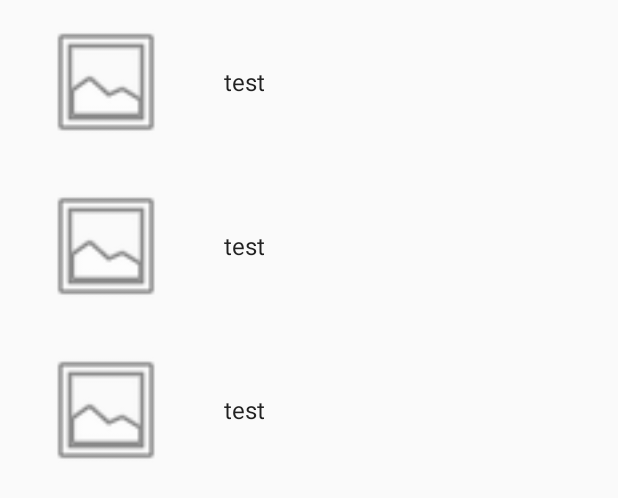
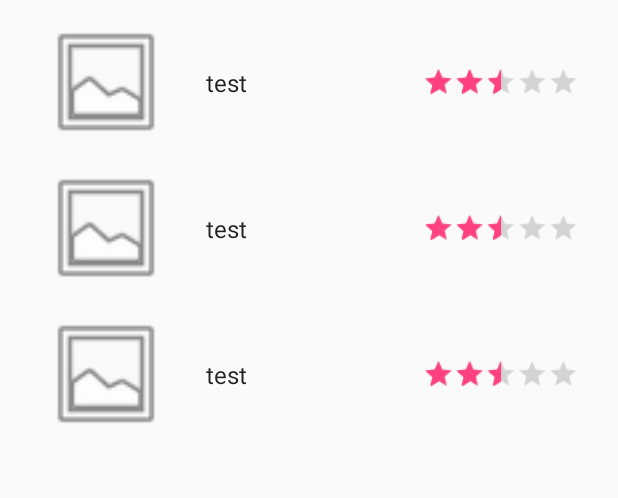
Before and after one commit to johnmasiello/Dog-API-Demo, an Android app: the layout breed_list.xml on its own in the app's theme, with its tools: preview values and no code run, on a phone screen of 412 x 824 dp. Shown: the top 498 px of the screen. Run offline under Robolectric (Android 15) with nearby library versions, the phone set to English and light mode, and no system bars.

Commit message:
Put in a functional rating bar

```diff
--- a/app/src/main/java/com/example/john/dogapidemo/BreedListActivity.java
+++ b/app/src/main/java/com/example/john/dogapidemo/BreedListActivity.java
@@ -15,7 +15,9 @@ import android.support.v7.widget.Toolbar;
 import android.view.LayoutInflater;
 import android.view.View;
 import android.view.ViewGroup;
+import android.view.ViewParent;
 import android.widget.ImageView;
+import android.widget.RatingBar;
 import android.widget.TextView;
 
 import com.nostra13.universalimageloader.core.DisplayImageOptions;
@@ -137,6 +139,12 @@ public class BreedListActivity extends AppCompatActivity implements DownloadCall
             @Override
             public void onClick(View view) {
                 DogContentFragment.DogItem item = (DogContentFragment.DogItem) view.getTag();
+
+                if (view.getId() == R.id.rating_bar) {
+                    // Consume the click
+                    return;
+                }
+
                 if (mTwoPane) {
                     Bundle arguments = new Bundle();
                     arguments.putString(BreedDetailFragment.ARG_ITEM_ID, item.id);
@@ -151,6 +159,15 @@ public class BreedListActivity extends AppCompatActivity implements DownloadCall
                     intent.putExtra(BreedDetailFragment.ARG_ITEM_ID, item.id);
 
                     context.startActivity(intent);
+                }
+            }
+        };
+
+        private final RatingBar.OnRatingBarChangeListener mOnRatingBarChangeListener = new RatingBar.OnRatingBarChangeListener() {
+            @Override
+            public void onRatingChanged(RatingBar ratingBar, float rating, boolean fromUser) {
+                if (fromUser) {
+                    ((DogContentFragment.DogItem) ratingBar.getTag()).rating = rating;
                 }
             }
         };
@@ -174,6 +191,7 @@ public class BreedListActivity extends AppCompatActivity implements DownloadCall
         public void onBindViewHolder(final ViewHolder holder, int position) {
             // todo customize binding data to the views in the list item
             holder.mIdView.setText(mValues.get(position).title);
+            holder.mRatingBar.setRating(mValues.get(position).rating);
 
             String url = mValues.get(position).url;
             updateThumbnail(holder, url);
@@ -181,6 +199,8 @@ public class BreedListActivity extends AppCompatActivity implements DownloadCall
             // Set the data item to the view's holder
             holder.itemView.setTag(mValues.get(position));
             holder.itemView.setOnClickListener(mOnClickListener);
+            holder.mRatingBar.setOnRatingBarChangeListener(mOnRatingBarChangeListener);
+            holder.mRatingBar.setTag(mValues.get(position));
         }
 
         private void updateThumbnail(ViewHolder holder, String url) {
@@ -231,11 +251,13 @@ public class BreedListActivity extends AppCompatActivity implements DownloadCall
             // todo customize to handle the view outlets of the list item layout
             final TextView mIdView;
             final ImageView mContentView;
+            final RatingBar mRatingBar;
 
             ViewHolder(View view) {
                 super(view);
                 mIdView = view.findViewById(R.id.item_name);
                 mContentView = view.findViewById(R.id.item_thumb);
+                mRatingBar = view.findViewById(R.id.rating_bar);
             }
         }
     }
--- a/app/src/main/java/com/example/john/dogapidemo/DogContentFragment.java
+++ b/app/src/main/java/com/example/john/dogapidemo/DogContentFragment.java
@@ -327,6 +327,7 @@ public class DogContentFragment extends Fragment {
         String title;
         String url;
         String randomUrl;
+        float rating = 2.5f;
 
         DogItem(String id, String title, String url) {
             this.id = id;
--- a/app/src/main/res/layout/breed_list_content.xml
+++ b/app/src/main/res/layout/breed_list_content.xml
@@ -1,10 +1,9 @@
 <?xml version="1.0" encoding="utf-8"?>
-<LinearLayout xmlns:android="http://schemas.android.com/apk/res/android"
+<android.support.constraint.ConstraintLayout xmlns:android="http://schemas.android.com/apk/res/android"
     xmlns:app="http://schemas.android.com/apk/res-auto"
     xmlns:tools="http://schemas.android.com/tools"
-    android:layout_width="wrap_content"
-    android:layout_height="wrap_content"
-    android:orientation="horizontal">
+    android:layout_width="match_parent"
+    android:layout_height="wrap_content">
 
     <android.support.v7.widget.AppCompatImageView
         android:id="@+id/item_thumb"
@@ -14,14 +13,45 @@
         android:scaleType="centerCrop"
         android:src="@android:drawable/ic_menu_gallery"
         android:textAppearance="?attr/textAppearanceListItem"
-        />
+        app:layout_constraintStart_toStartOf="parent"
+        app:layout_constraintTop_toTopOf="parent" />
 
     <TextView
         android:id="@+id/item_name"
         android:layout_width="wrap_content"
         android:layout_height="match_parent"
-        android:layout_margin="@dimen/text_margin"
+        android:layout_marginLeft="@dimen/text_margin"
+        android:layout_marginRight="@dimen/text_margin"
         android:gravity="center_vertical"
         android:textAppearance="?attr/textAppearanceListItem"
+        app:layout_constraintBottom_toBottomOf="@id/item_thumb"
+        app:layout_constraintStart_toEndOf="@id/item_thumb"
+        app:layout_constraintTop_toTopOf="@id/item_thumb"
         tools:text="test" />
-</LinearLayout>
+
+    <RatingBar
+        android:id="@+id/rating_bar"
+        style="@style/Widget.AppCompat.RatingBar.Small"
+        android:layout_width="wrap_content"
+        android:layout_height="wrap_content"
+        android:isIndicator="false"
+        android:numStars="5"
+        android:paddingBottom="12dp"
+        android:paddingTop="12dp"
+        android:rating="2.5"
+        android:scaleX="1.3"
+        android:scaleY="1.3"
+        android:stepSize=".5"
+        app:layout_constraintBottom_toBottomOf="@id/item_thumb"
+        app:layout_constraintEnd_toEndOf="parent"
+        app:layout_constraintHorizontal_bias="0.8"
+        app:layout_constraintStart_toStartOf="@+id/guideline"
+        app:layout_constraintTop_toTopOf="@id/item_thumb" />
+
+    <android.support.constraint.Guideline
+        android:id="@+id/guideline"
+        android:layout_width="wrap_content"
+        android:layout_height="wrap_content"
+        android:orientation="vertical"
+        app:layout_constraintGuide_percent="0.5" />
+</android.support.constraint.ConstraintLayout>
--- a/app/src/main/res/values/dimens.xml
+++ b/app/src/main/res/values/dimens.xml
@@ -9,4 +9,5 @@
     <dimen name="dog_image_padding">16dp</dimen>
     <dimen name="next_photo_btn_margin">16dp</dimen>
     <dimen name="next_photo_btn_padding">22dp</dimen>
+    <dimen name="rating_margin">40dp</dimen>
 </resources>
```
